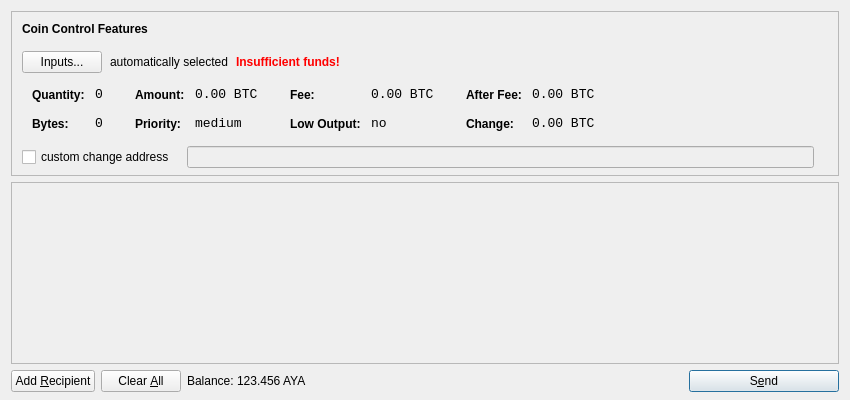
Old version of the form src/qt/forms/sendcoinsdialog.ui in the repository Aryacoin/Aryacoin.
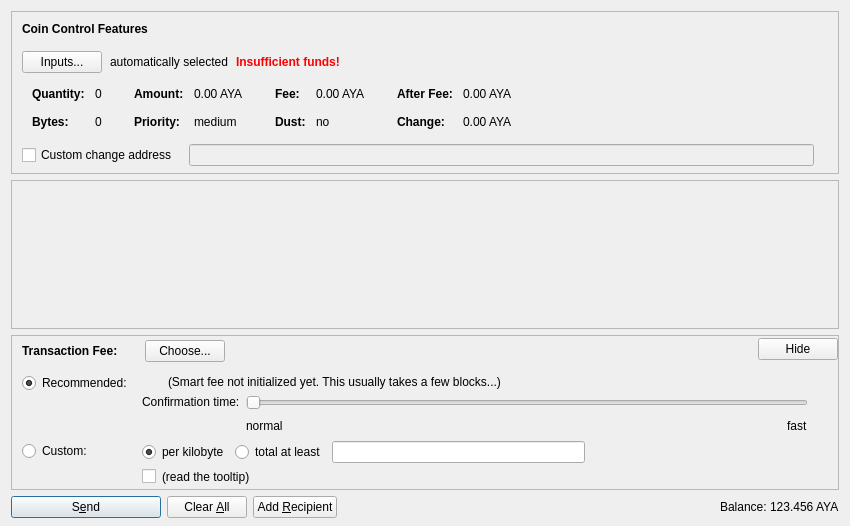
New version of the form. Icons and pictures are not drawn. Custom widgets are drawn as their Qt base class.

The edit to the form file:
```diff
--- a/src/qt/forms/sendcoinsdialog.ui
+++ b/src/qt/forms/sendcoinsdialog.ui
@@ -7,13 +7,13 @@
     <x>0</x>
     <y>0</y>
     <width>850</width>
-    <height>400</height>
+    <height>526</height>
    </rect>
   </property>
   <property name="windowTitle">
    <string>Send Coins</string>
   </property>
-  <layout class="QVBoxLayout" name="verticalLayout" stretch="0,1,0">
+  <layout class="QVBoxLayout" name="verticalLayout" stretch="0,1,0,0">
    <property name="bottomMargin">
     <number>8</number>
    </property>
@@ -39,7 +39,7 @@
      </property>
      <layout class="QVBoxLayout" name="verticalLayoutCoinControl2">
       <property name="spacing">
-       <number>-1</number>
+       <number>0</number>
       </property>
       <property name="leftMargin">
        <number>0</number>
@@ -206,8 +206,11 @@
                </property>
                <item row="0" column="0">
                 <widget class="QLabel" name="labelCoinControlQuantityText">
-                 <property name="styleSheet">
-                  <string notr="true">font-weight:bold;</string>
+                 <property name="font">
+                  <font>
+                   <weight>75</weight>
+                   <bold>true</bold>
+                  </font>
                  </property>
                  <property name="text">
                   <string>Quantity:</string>
@@ -219,12 +222,6 @@
                </item>
                <item row="0" column="1">
                 <widget class="QLabel" name="labelCoinControlQuantity">
-                 <property name="font">
-                  <font>
-                   <family>Monospace</family>
-                   <pointsize>10</pointsize>
-                  </font>
-                 </property>
                  <property name="cursor">
                   <cursorShape>IBeamCursor</cursorShape>
                  </property>
@@ -244,8 +241,11 @@
                </item>
                <item row="1" column="0">
                 <widget class="QLabel" name="labelCoinControlBytesText">
-                 <property name="styleSheet">
-                  <string notr="true">font-weight:bold;</string>
+                 <property name="font">
+                  <font>
+                   <weight>75</weight>
+                   <bold>true</bold>
+                  </font>
                  </property>
                  <property name="text">
                   <string>Bytes:</string>
@@ -254,12 +254,6 @@
                </item>
                <item row="1" column="1">
                 <widget class="QLabel" name="labelCoinControlBytes">
-                 <property name="font">
-                  <font>
-                   <family>Monospace</family>
-                   <pointsize>10</pointsize>
-                  </font>
-                 </property>
                  <property name="cursor">
                   <cursorShape>IBeamCursor</cursorShape>
                  </property>
@@ -295,8 +289,11 @@
                </property>
                <item row="0" column="0">
                 <widget class="QLabel" name="labelCoinControlAmountText">
-                 <property name="styleSheet">
-                  <string notr="true">font-weight:bold;</string>
+                 <property name="font">
+                  <font>
+                   <weight>75</weight>
+                   <bold>true</bold>
+                  </font>
                  </property>
                  <property name="text">
                   <string>Amount:</string>
@@ -308,12 +305,6 @@
                </item>
                <item row="0" column="1">
                 <widget class="QLabel" name="labelCoinControlAmount">
-                 <property name="font">
-                  <font>
-                   <family>Monospace</family>
-                   <pointsize>10</pointsize>
-                  </font>
-                 </property>
                  <property name="cursor">
                   <cursorShape>IBeamCursor</cursorShape>
                  </property>
@@ -321,7 +312,7 @@
                   <enum>Qt::ActionsContextMenu</enum>
                  </property>
                  <property name="text">
-                  <string notr="true">0.00 BTC</string>
+                  <string notr="true">0.00 AYA</string>
                  </property>
                  <property name="textInteractionFlags">
                   <set>Qt::LinksAccessibleByMouse|Qt::TextSelectableByKeyboard|Qt::TextSelectableByMouse</set>
@@ -330,8 +321,11 @@
                </item>
                <item row="1" column="0">
                 <widget class="QLabel" name="labelCoinControlPriorityText">
-                 <property name="styleSheet">
-                  <string notr="true">font-weight:bold;</string>
+                 <property name="font">
+                  <font>
+                   <weight>75</weight>
+                   <bold>true</bold>
+                  </font>
                  </property>
                  <property name="text">
                   <string>Priority:</string>
@@ -340,12 +334,6 @@
                </item>
                <item row="1" column="1">
                 <widget class="QLabel" name="labelCoinControlPriority">
-                 <property name="font">
-                  <font>
-                   <family>Monospace</family>
-                   <pointsize>10</pointsize>
-                  </font>
-                 </property>
                  <property name="cursor">
                   <cursorShape>IBeamCursor</cursorShape>
                  </property>
@@ -381,8 +369,11 @@
                </property>
                <item row="0" column="0">
                 <widget class="QLabel" name="labelCoinControlFeeText">
-                 <property name="styleSheet">
-                  <string notr="true">font-weight:bold;</string>
+                 <property name="font">
+                  <font>
+                   <weight>75</weight>
+                   <bold>true</bold>
+                  </font>
                  </property>
                  <property name="text">
                   <string>Fee:</string>
@@ -394,12 +385,6 @@
                </item>
                <item row="0" column="1">
                 <widget class="QLabel" name="labelCoinControlFee">
-                 <property name="font">
-                  <font>
-                   <family>Monospace</family>
-                   <pointsize>10</pointsize>
-                  </font>
-                 </property>
                  <property name="cursor">
                   <cursorShape>IBeamCursor</cursorShape>
                  </property>
@@ -407,7 +392,7 @@
                   <enum>Qt::ActionsContextMenu</enum>
                  </property>
                  <property name="text">
-                  <string notr="true">0.00 BTC</string>
+                  <string notr="true">0.00 AYA</string>
                  </property>
                  <property name="textInteractionFlags">
                   <set>Qt::LinksAccessibleByMouse|Qt::TextSelectableByKeyboard|Qt::TextSelectableByMouse</set>
@@ -416,22 +401,19 @@
                </item>
                <item row="1" column="0">
                 <widget class="QLabel" name="labelCoinControlLowOutputText">
-                 <property name="styleSheet">
-                  <string notr="true">font-weight:bold;</string>
+                 <property name="font">
+                  <font>
+                   <weight>75</weight>
+                   <bold>true</bold>
+                  </font>
                  </property>
                  <property name="text">
-                  <string>Low Output:</string>
+                  <string>Dust:</string>
                  </property>
                 </widget>
                </item>
                <item row="1" column="1">
                 <widget class="QLabel" name="labelCoinControlLowOutput">
-                 <property name="font">
-                  <font>
-                   <family>Monospace</family>
-                   <pointsize>10</pointsize>
-                  </font>
-                 </property>
                  <property name="cursor">
                   <cursorShape>IBeamCursor</cursorShape>
                  </property>
@@ -467,8 +449,11 @@
                </property>
                <item row="0" column="0">
                 <widget class="QLabel" name="labelCoinControlAfterFeeText">
-                 <property name="styleSheet">
-                  <string notr="true">font-weight:bold;</string>
+                 <property name="font">
+                  <font>
+                   <weight>75</weight>
+                   <bold>true</bold>
+                  </font>
                  </property>
                  <property name="text">
                   <string>After Fee:</string>
@@ -480,12 +465,6 @@
                </item>
                <item row="0" column="1">
                 <widget class="QLabel" name="labelCoinControlAfterFee">
-                 <property name="font">
-                  <font>
-                   <family>Monospace</family>
-                   <pointsize>10</pointsize>
-                  </font>
-                 </property>
                  <property name="cursor">
                   <cursorShape>IBeamCursor</cursorShape>
                  </property>
@@ -493,7 +472,7 @@
                   <enum>Qt::ActionsContextMenu</enum>
                  </property>
                  <property name="text">
-                  <string notr="true">0.00 BTC</string>
+                  <string notr="true">0.00 AYA</string>
                  </property>
                  <property name="textInteractionFlags">
                   <set>Qt::LinksAccessibleByMouse|Qt::TextSelectableByKeyboard|Qt::TextSelectableByMouse</set>
@@ -502,8 +481,11 @@
                </item>
                <item row="1" column="0">
                 <widget class="QLabel" name="labelCoinControlChangeText">
-                 <property name="styleSheet">
-                  <string notr="true">font-weight:bold;</string>
+                 <property name="font">
+                  <font>
+                   <weight>75</weight>
+                   <bold>true</bold>
+                  </font>
                  </property>
                  <property name="text">
                   <string>Change:</string>
@@ -512,12 +494,6 @@
                </item>
                <item row="1" column="1">
                 <widget class="QLabel" name="labelCoinControlChange">
-                 <property name="font">
-                  <font>
-                   <family>Monospace</family>
-                   <pointsize>10</pointsize>
-                  </font>
-                 </property>
                  <property name="cursor">
                   <cursorShape>IBeamCursor</cursorShape>
                  </property>
@@ -525,7 +501,7 @@
                   <enum>Qt::ActionsContextMenu</enum>
                  </property>
                  <property name="text">
-                  <string notr="true">0.00 BTC</string>
+                  <string notr="true">0.00 AYA</string>
                  </property>
                  <property name="textInteractionFlags">
                   <set>Qt::LinksAccessibleByMouse|Qt::TextSelectableByKeyboard|Qt::TextSelectableByMouse</set>
@@ -556,7 +532,7 @@
           <item>
            <widget class="QCheckBox" name="checkBoxCoinControlChange">
             <property name="text">
-             <string>custom change address</string>
+             <string>Custom change address</string>
             </property>
            </widget>
           </item>
@@ -626,11 +602,20 @@
         <x>0</x>
         <y>0</y>
         <width>830</width>
-        <height>165</height>
+        <height>104</height>
        </rect>
       </property>
-      <layout class="QVBoxLayout" name="verticalLayout_2">
-       <property name="margin">
+      <layout class="QVBoxLayout" name="verticalLayout_2" stretch="0,1">
+       <property name="leftMargin">
+        <number>0</number>
+       </property>
+       <property name="topMargin">
+        <number>0</number>
+       </property>
+       <property name="rightMargin">
+        <number>0</number>
+       </property>
+       <property name="bottomMargin">
         <number>0</number>
        </property>
        <item>
@@ -657,15 +642,552 @@
      </widget>
     </widget>
    </item>
+   <item>
+    <widget class="QFrame" name="frameFee">
+     <property name="sizePolicy">
+      <sizepolicy hsizetype="Expanding" vsizetype="Expanding">
+       <horstretch>0</horstretch>
+       <verstretch>0</verstretch>
+      </sizepolicy>
+     </property>
+     <property name="maximumSize">
+      <size>
+       <width>16777215</width>
+       <height>16777215</height>
+      </size>
+     </property>
+     <property name="frameShape">
+      <enum>QFrame::StyledPanel</enum>
+     </property>
+     <property name="frameShadow">
+      <enum>QFrame::Sunken</enum>
+     </property>
+     <layout class="QVBoxLayout" name="verticalLayoutFee1">
+      <property name="spacing">
+       <number>0</number>
+      </property>
+      <property name="leftMargin">
+       <number>0</number>
+      </property>
+      <property name="topMargin">
+       <number>0</number>
+      </property>
+      <property name="rightMargin">
+       <number>0</number>
+      </property>
+      <property name="bottomMargin">
+       <number>0</number>
+      </property>
+      <item>
+       <layout class="QVBoxLayout" name="verticalLayoutFee2" stretch="0,0,0">
+        <property name="spacing">
+         <number>0</number>
+        </property>
+        <property name="leftMargin">
+         <number>10</number>
+        </property>
+        <property name="topMargin">
+         <number>0</number>
+        </property>
+        <item>
+         <layout class="QHBoxLayout" name="horizontalLayoutFee1">
+          <property name="bottomMargin">
+           <number>0</number>
+          </property>
+          <item>
+           <layout class="QVBoxLayout" name="verticalLayoutFee7">
+            <property name="spacing">
+             <number>0</number>
+            </property>
+            <item>
+             <spacer name="verticalSpacerSmartFee">
+              <property name="orientation">
+               <enum>Qt::Vertical</enum>
+              </property>
+              <property name="sizeType">
+               <enum>QSizePolicy::Fixed</enum>
+              </property>
+              <property name="sizeHint" stdset="0">
+               <size>
+                <width>1</width>
+                <height>4</height>
+               </size>
+              </property>
+             </spacer>
+            </item>
+            <item>
+             <layout class="QHBoxLayout" name="horizontalLayoutSmartFee">
+              <property name="spacing">
+               <number>10</number>
+              </property>
+              <item>
+               <widget class="QLabel" name="labelFeeHeadline">
+                <property name="sizePolicy">
+                 <sizepolicy hsizetype="Preferred" vsizetype="Maximum">
+                  <horstretch>0</horstretch>
+                  <verstretch>0</verstretch>
+                 </sizepolicy>
+                </property>
+                <property name="font">
+                 <font>
+                  <weight>75</weight>
+                  <bold>true</bold>
+                 </font>
+                </property>
+                <property name="styleSheet">
+                 <string notr="true">font-weight:bold;</string>
+                </property>
+                <property name="text">
+                 <string>Transaction Fee:</string>
+                </property>
+               </widget>
+              </item>
+              <item>
+               <widget class="QLabel" name="labelFeeMinimized">
+                <property name="text">
+                 <string/>
+                </property>
+               </widget>
+              </item>
+              <item>
+               <widget class="QPushButton" name="buttonChooseFee">
+                <property name="text">
+                 <string>Choose...</string>
+                </property>
+               </widget>
+              </item>
+             </layout>
+            </item>
+            <item>
+             <spacer name="verticalSpacer_5">
+              <property name="orientation">
+               <enum>Qt::Vertical</enum>
+              </property>
+              <property name="sizeHint" stdset="0">
+               <size>
+                <width>1</width>
+                <height>1</height>
+               </size>
+              </property>
+             </spacer>
+            </item>
+           </layout>
+          </item>
+          <item>
+           <spacer name="horizontalSpacer_4">
+            <property name="orientation">
+             <enum>Qt::Horizontal</enum>
+            </property>
+            <property name="sizeHint" stdset="0">
+             <size>
+              <width>40</width>
+              <height>20</height>
+             </size>
+            </property>
+           </spacer>
+          </item>
+          <item>
+           <widget class="QPushButton" name="buttonMinimizeFee">
+            <property name="toolTip">
+             <string>collapse fee-settings</string>
+            </property>
+            <property name="text">
+             <string>Hide</string>
+            </property>
+           </widget>
+          </item>
+         </layout>
+        </item>
+        <item>
+         <widget class="QFrame" name="frameFeeSelection">
+          <layout class="QVBoxLayout" name="verticalLayoutFee12">
+           <property name="spacing">
+            <number>0</number>
+           </property>
+           <property name="leftMargin">
+            <number>0</number>
+           </property>
+           <property name="topMargin">
+            <number>0</number>
+           </property>
+           <property name="rightMargin">
+            <number>0</number>
+           </property>
+           <property name="bottomMargin">
+            <number>0</number>
+           </property>
+           <item>
+            <layout class="QGridLayout" name="gridLayoutFee">
+             <property name="topMargin">
+              <number>10</number>
+             </property>
+             <property name="bottomMargin">
+              <number>4</number>
+             </property>
+             <property name="horizontalSpacing">
+              <number>10</number>
+             </property>
+             <property name="verticalSpacing">
+              <number>4</number>
+             </property>
+             <item row="1" column="1">
+              <layout class="QVBoxLayout" name="verticalLayoutFee8">
+               <property name="spacing">
+                <number>6</number>
+               </property>
+               <item>
+                <layout class="QHBoxLayout" name="horizontalLayoutFee13">
+                 <item>
+                  <widget class="QRadioButton" name="radioCustomPerKilobyte">
+                   <property name="toolTip">
+                    <string>If the custom fee is set to 1000 satoshis and the transaction is only 250 bytes, then &quot;per kilobyte&quot; only pays 250 satoshis in fee, while &quot;total at least&quot; pays 1000 satoshis. For transactions bigger than a kilobyte both pay by kilobyte.</string>
+                   </property>
+                   <property name="text">
+                    <string>per kilobyte</string>
+                   </property>
+                   <property name="checked">
+                    <bool>true</bool>
+                   </property>
+                   <attribute name="buttonGroup">
+                    <string notr="true">groupCustomFee</string>
+                   </attribute>
+                  </widget>
+                 </item>
+                 <item>
+                  <widget class="QRadioButton" name="radioCustomAtLeast">
+                   <property name="toolTip">
+                    <string>If the custom fee is set to 1000 satoshis and the transaction is only 250 bytes, then &quot;per kilobyte&quot; only pays 250 satoshis in fee, while &quot;total at least&quot; pays 1000 satoshis. For transactions bigger than a kilobyte both pay by kilobyte.</string>
+                   </property>
+                   <property name="text">
+                    <string>total at least</string>
+                   </property>
+                   <attribute name="buttonGroup">
+                    <string notr="true">groupCustomFee</string>
+                   </attribute>
+                  </widget>
+                 </item>
+                 <item>
+                  <widget class="BitcoinAmountField" name="customFee"/>
+                 </item>
+                 <item>
+                  <spacer name="horizontalSpacer_6">
+                   <property name="orientation">
+                    <enum>Qt::Horizontal</enum>
+                   </property>
+                   <property name="sizeHint" stdset="0">
+                    <size>
+                     <width>1</width>
+                     <height>1</height>
+                    </size>
+                   </property>
+                  </spacer>
+                 </item>
+                </layout>
+               </item>
+               <item>
+                <layout class="QHBoxLayout" name="horizontalLayoutFee8">
+                 <item>
+                  <widget class="QCheckBox" name="checkBoxMinimumFee">
+                   <property name="toolTip">
+                    <string>Paying only the minimum fee is just fine as long as there is less transaction volume than space in the blocks. But be aware that this can end up in a never confirming transaction once there is more demand for aryacoin transactions than the network can process.</string>
+                   </property>
+                   <property name="text">
+                    <string/>
+                   </property>
+                  </widget>
+                 </item>
+                 <item>
+                  <widget class="QLabel" name="labelMinFeeWarning">
+                   <property name="enabled">
+                    <bool>true</bool>
+                   </property>
+                   <property name="toolTip">
+                    <string>Paying only the minimum fee is just fine as long as there is less transaction volume than space in the blocks. But be aware that this can end up in a never confirming transaction once there is more demand for aryacoin transactions than the network can process.</string>
+                   </property>
+                   <property name="text">
+                    <string>(read the tooltip)</string>
+                   </property>
+                   <property name="margin">
+                    <number>5</number>
+                   </property>
+                  </widget>
+                 </item>
+                 <item>
+                  <spacer name="horizontalSpacer_2">
+                   <property name="orientation">
+                    <enum>Qt::Horizontal</enum>
+                   </property>
+                   <property name="sizeHint" stdset="0">
+                    <size>
+                     <width>1</width>
+                     <height>1</height>
+                    </size>
+                   </property>
+                  </spacer>
+                 </item>
+                </layout>
+               </item>
+              </layout>
+             </item>
+             <item row="0" column="0">
+              <layout class="QVBoxLayout" name="verticalLayoutFee4" stretch="0,1">
+               <item>
+                <widget class="QRadioButton" name="radioSmartFee">
+                 <property name="text">
+                  <string>Recommended:</string>
+                 </property>
+                 <property name="checked">
+                  <bool>true</bool>
+                 </property>
+                 <attribute name="buttonGroup">
+                  <string notr="true">groupFee</string>
+                 </attribute>
+                </widget>
+               </item>
+               <item>
+                <spacer name="verticalSpacer_2">
+                 <property name="orientation">
+                  <enum>Qt::Vertical</enum>
+                 </property>
+                 <property name="sizeHint" stdset="0">
+                  <size>
+                   <width>1</width>
+                   <height>1</height>
+                  </size>
+                 </property>
+                </spacer>
+               </item>
+              </layout>
+             </item>
+             <item row="1" column="0">
+              <layout class="QVBoxLayout" name="verticalLayoutFee9" stretch="0,1">
+               <item>
+                <widget class="QRadioButton" name="radioCustomFee">
+                 <property name="text">
+                  <string>Custom:</string>
+                 </property>
+                 <attribute name="buttonGroup">
+                  <string notr="true">groupFee</string>
+                 </attribute>
+                </widget>
+               </item>
+               <item>
+                <spacer name="verticalSpacer_6">
+                 <property name="orientation">
+                  <enum>Qt::Vertical</enum>
+                 </property>
+                 <property name="sizeHint" stdset="0">
+                  <size>
+                   <width>1</width>
+                   <height>1</height>
+                  </size>
+                 </property>
+                </spacer>
+               </item>
+              </layout>
+             </item>
+             <item row="0" column="1">
+              <layout class="QVBoxLayout" name="verticalLayoutFee3" stretch="0,0,1">
+               <property name="spacing">
+                <number>6</number>
+               </property>
+               <property name="topMargin">
+                <number>2</number>
+               </property>
+               <item>
+                <layout class="QHBoxLayout" name="horizontalLayoutFee12">
+                 <item>
+                  <widget class="QLabel" name="labelSmartFee">
+                   <property name="text">
+                    <string/>
+                   </property>
+                   <property name="margin">
+                    <number>2</number>
+                   </property>
+                  </widget>
+                 </item>
+                 <item>
+                  <widget class="QLabel" name="labelFeeEstimation">
+                   <property name="text">
+                    <string/>
+                   </property>
+                  </widget>
+                 </item>
+                 <item>
+                  <widget class="QLabel" name="labelSmartFee2">
+                   <property name="text">
+                    <string>(Smart fee not initialized yet. This usually takes a few blocks...)</string>
+                   </property>
+                   <property name="margin">
+                    <number>2</number>
+                   </property>
+                  </widget>
+                 </item>
+                 <item>
+                  <spacer name="horizontalSpacer_5">
+                   <property name="orientation">
+                    <enum>Qt::Horizontal</enum>
+                   </property>
+                   <property name="sizeHint" stdset="0">
+                    <size>
+                     <width>1</width>
+                     <height>1</height>
+                    </size>
+                   </property>
+                  </spacer>
+                 </item>
+                </layout>
+               </item>
+               <item>
+                <layout class="QHBoxLayout" name="horizontalLayoutFee9">
+                 <item>
+                  <layout class="QVBoxLayout" name="verticalLayoutFee6">
+                   <item>
+                    <widget class="QLabel" name="labelSmartFee3">
+                     <property name="text">
+                      <string>Confirmation time:</string>
+                     </property>
+                     <property name="margin">
+                      <number>2</number>
+                     </property>
+                    </widget>
+                   </item>
+                   <item>
+                    <spacer name="verticalSpacer_3">
+                     <property name="orientation">
+                      <enum>Qt::Vertical</enum>
+                     </property>
+                     <property name="sizeHint" stdset="0">
+                      <size>
+                       <width>1</width>
+                       <height>1</height>
+                      </size>
+                     </property>
+                    </spacer>
+                   </item>
+                  </layout>
+                 </item>
+                 <item>
+                  <layout class="QVBoxLayout" name="verticalLayoutFee5">
+                   <property name="rightMargin">
+                    <number>30</number>
+                   </property>
+                   <item>
+                    <widget class="QSlider" name="sliderSmartFee">
+                     <property name="minimum">
+                      <number>0</number>
+                     </property>
+                     <property name="maximum">
+                      <number>24</number>
+                     </property>
+                     <property name="pageStep">
+                      <number>1</number>
+                     </property>
+                     <property name="value">
+                      <number>0</number>
+                     </property>
+                     <property name="orientation">
+                      <enum>Qt::Horizontal</enum>
+                     </property>
+                     <property name="invertedAppearance">
+                      <bool>false</bool>
+                     </property>
+                     <property name="invertedControls">
+                      <bool>false</bool>
+                     </property>
+                     <property name="tickPosition">
+                      <enum>QSlider::NoTicks</enum>
+                     </property>
+                    </widget>
+                   </item>
+                   <item>
+                    <layout class="QHBoxLayout" name="horizontalLayoutFee10">
+                     <item>
+                      <widget class="QLabel" name="labelSmartFeeNormal">
+                       <property name="text">
+                        <string>normal</string>
+                       </property>
+                      </widget>
+                     </item>
+                     <item>
+                      <spacer name="horizontalSpacer_3">
+                       <property name="orientation">
+                        <enum>Qt::Horizontal</enum>
+                       </property>
+                       <property name="sizeHint" stdset="0">
+                        <size>
+                         <width>40</width>
+                         <height>20</height>
+                        </size>
+                       </property>
+                      </spacer>
+                     </item>
+                     <item>
+                      <widget class="QLabel" name="labelSmartFeeFast">
+                       <property name="text">
+                        <string>fast</string>
+                       </property>
+                      </widget>
+                     </item>
+                    </layout>
+                   </item>
+                  </layout>
+                 </item>
+                </layout>
+               </item>
+               <item>
+                <spacer name="verticalSpacer_4">
+                 <property name="orientation">
+                  <enum>Qt::Vertical</enum>
+                 </property>
+                 <property name="sizeHint" stdset="0">
+                  <size>
+                   <width>1</width>
+                   <height>1</height>
+                  </size>
+                 </property>
+                </spacer>
+               </item>
+              </layout>
+             </item>
+            </layout>
+           </item>
+          </layout>
+         </widget>
+        </item>
+        <item>
+         <spacer name="verticalSpacerFee">
+          <property name="orientation">
+           <enum>Qt::Vertical</enum>
+          </property>
+          <property name="sizeHint" stdset="0">
+           <size>
+            <width>800</width>
+            <height>1</height>
+           </size>
+          </property>
+         </spacer>
+        </item>
+       </layout>
+      </item>
+     </layout>
+    </widget>
+   </item>
    <item>
     <layout class="QHBoxLayout" name="horizontalLayout">
      <item>
-      <widget class="QPushButton" name="addButton">
+      <widget class="QPushButton" name="sendButton">
+       <property name="minimumSize">
+        <size>
+         <width>150</width>
+         <height>0</height>
+        </size>
+       </property>
        <property name="toolTip">
         <string>Send to multiple recipients at once</string>
        </property>
        <property name="text">
-        <string>Add &amp;Recipient</string>
+        <string>S&amp;end</string>
        </property>
        <property name="icon">
         <iconset resource="../bitcoin.qrc">
@@ -674,6 +1196,9 @@
        <property name="autoDefault">
         <bool>false</bool>
        </property>
+       <property name="default">
+        <bool>true</bool>
+       </property>
       </widget>
      </item>
      <item>
@@ -697,11 +1222,38 @@
        <property name="autoRepeatDelay">
         <number>300</number>
        </property>
+      </widget>
+     </item>
+     <item>
+      <widget class="QPushButton" name="addButton">
+       <property name="toolTip">
+        <string>Send to multiple recipients at once</string>
+       </property>
+       <property name="text">
+        <string>Add &amp;Recipient</string>
+       </property>
+       <property name="icon">
+        <iconset resource="../bitcoin.qrc">
+         <normaloff>:/icons/add</normaloff>:/icons/add</iconset>
+       </property>
        <property name="autoDefault">
         <bool>false</bool>
        </property>
       </widget>
      </item>
+     <item>
+      <spacer name="horizontalSpacer">
+       <property name="orientation">
+        <enum>Qt::Horizontal</enum>
+       </property>
+       <property name="sizeHint" stdset="0">
+        <size>
+         <width>40</width>
+         <height>20</height>
+        </size>
+       </property>
+      </spacer>
+     </item>
      <item>
       <layout class="QHBoxLayout" name="horizontalLayout_2">
        <property name="spacing">
@@ -709,6 +1261,12 @@
        </property>
        <item>
         <widget class="QLabel" name="label">
+         <property name="sizePolicy">
+          <sizepolicy hsizetype="Preferred" vsizetype="Fixed">
+           <horstretch>0</horstretch>
+           <verstretch>0</verstretch>
+          </sizepolicy>
+         </property>
          <property name="text">
           <string>Balance:</string>
          </property>
@@ -716,6 +1274,12 @@
        </item>
        <item>
         <widget class="QLabel" name="labelBalance">
+         <property name="sizePolicy">
+          <sizepolicy hsizetype="Preferred" vsizetype="Fixed">
+           <horstretch>0</horstretch>
+           <verstretch>0</verstretch>
+          </sizepolicy>
+         </property>
          <property name="cursor">
           <cursorShape>IBeamCursor</cursorShape>
          </property>
@@ -729,46 +1293,23 @@
        </item>
       </layout>
      </item>
-     <item>
-      <spacer name="horizontalSpacer">
-       <property name="orientation">
-        <enum>Qt::Horizontal</enum>
-       </property>
-       <property name="sizeHint" stdset="0">
-        <size>
-         <width>40</width>
-         <height>20</height>
-        </size>
-       </property>
-      </spacer>
-     </item>
-     <item>
-      <widget class="QPushButton" name="sendButton">
-       <property name="minimumSize">
-        <size>
-         <width>150</width>
-         <height>0</height>
-        </size>
-       </property>
-       <property name="toolTip">
-        <string>Confirm the send action</string>
-       </property>
-       <property name="text">
-        <string>S&amp;end</string>
-       </property>
-       <property name="icon">
-        <iconset resource="../bitcoin.qrc">
-         <normaloff>:/icons/send</normaloff>:/icons/send</iconset>
-       </property>
-       <property name="default">
-        <bool>true</bool>
-       </property>
-      </widget>
-     </item>
     </layout>
    </item>
   </layout>
  </widget>
+ <customwidgets>
+  <customwidget>
+   <class>QValidatedLineEdit</class>
+   <extends>QLineEdit</extends>
+   <header>qvalidatedlineedit.h</header>
+  </customwidget>
+  <customwidget>
+   <class>BitcoinAmountField</class>
+   <extends>QLineEdit</extends>
+   <header>bitcoinamountfield.h</header>
+   <container>1</container>
+  </customwidget>
+ </customwidgets>
  <resources>
   <include location="../bitcoin.qrc"/>
  </resources>
```
Left out of the diff: 39 changed lines with no effect on the pictures.
